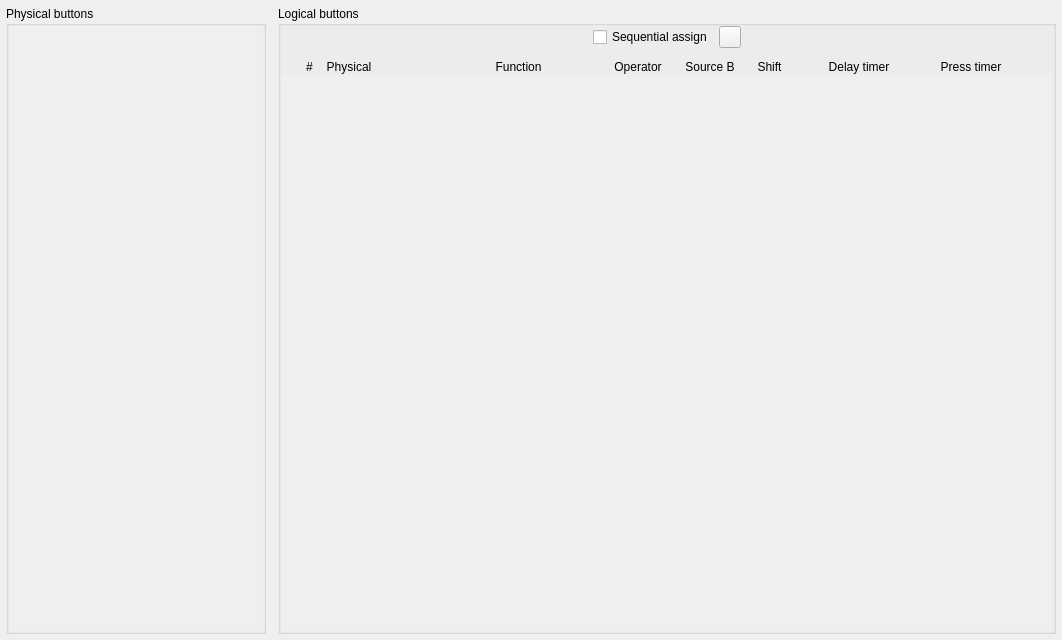
Qt form src/widgets/buttons/buttonconfig.ui (anpeaco/FreeJoyXConfiguratorQt) before a commit.
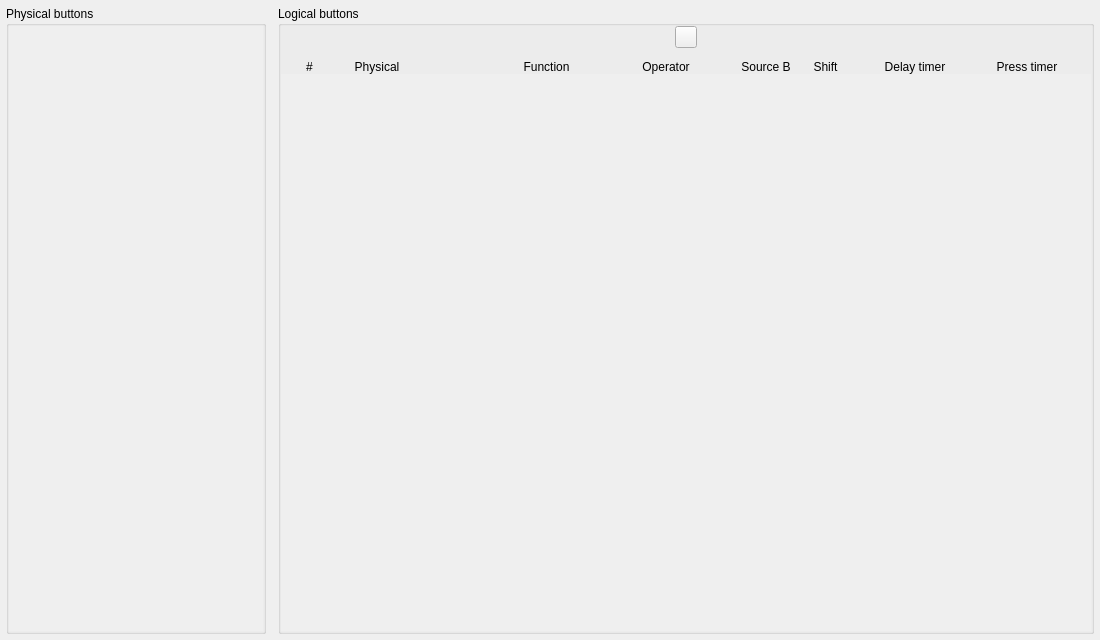
The same form after that commit. Icons and pictures are not drawn.

Commit message:
buttons: per-row listen-for-input rework + header column alignment
Buttons tab gains per-row listen/target buttons (physical + Source B) and reworked Sequential Assign. Adds the two missing 26px header columns for those listen buttons and widens the logical-buttons scroll area colspan 13->15, so the column header lines up with the rows again.

```diff
--- a/src/widgets/buttons/buttonconfig.ui
+++ b/src/widgets/buttons/buttonconfig.ui
@@ -59,7 +59,45 @@
       <property name="verticalSpacing">
        <number>0</number>
       </property>
+      <item row="1" column="2">
+       <widget class="QLabel" name="label_ListenHeader">
+        <property name="sizePolicy">
+         <sizepolicy hsizetype="Fixed" vsizetype="Preferred">
+          <horstretch>0</horstretch>
+          <verstretch>0</verstretch>
+         </sizepolicy>
+        </property>
+        <property name="minimumSize">
+         <size><width>26</width><height>0</height></size>
+        </property>
+        <property name="maximumSize">
+         <size><width>26</width><height>16777215</height></size>
+        </property>
+        <property name="text">
+         <string/>
+        </property>
+       </widget>
+      </item>
       <item row="1" column="9">
+       <widget class="QLabel" name="label_ListenBHeader">
+        <property name="sizePolicy">
+         <sizepolicy hsizetype="Fixed" vsizetype="Preferred">
+          <horstretch>0</horstretch>
+          <verstretch>0</verstretch>
+         </sizepolicy>
+        </property>
+        <property name="minimumSize">
+         <size><width>26</width><height>0</height></size>
+        </property>
+        <property name="maximumSize">
+         <size><width>26</width><height>16777215</height></size>
+        </property>
+        <property name="text">
+         <string/>
+        </property>
+       </widget>
+      </item>
+      <item row="1" column="11">
        <widget class="QLabel" name="label_4">
         <property name="sizePolicy">
          <sizepolicy hsizetype="Fixed" vsizetype="Preferred">
@@ -81,7 +119,7 @@
         </property>
        </widget>
       </item>
-      <item row="1" column="10">
+      <item row="1" column="12">
        <widget class="QLabel" name="label_3">
         <property name="sizePolicy">
          <sizepolicy hsizetype="Fixed" vsizetype="Preferred">
@@ -103,7 +141,7 @@
         </property>
        </widget>
       </item>
-      <item row="1" column="11">
+      <item row="1" column="13">
        <widget class="QLabel" name="label_2">
         <property name="sizePolicy">
          <sizepolicy hsizetype="Fixed" vsizetype="Preferred">
@@ -125,7 +163,7 @@
         </property>
        </widget>
       </item>
-      <item row="1" column="2">
+      <item row="1" column="3">
        <widget class="QLabel" name="label_8">
         <property name="sizePolicy">
          <sizepolicy hsizetype="Fixed" vsizetype="Preferred">
@@ -147,7 +185,7 @@
         </property>
        </widget>
       </item>
-      <item row="1" column="12">
+      <item row="1" column="14">
        <widget class="QLabel" name="label_9">
         <property name="sizePolicy">
          <sizepolicy hsizetype="Expanding" vsizetype="Preferred">
@@ -160,7 +198,7 @@
         </property>
        </widget>
       </item>
-      <item row="1" column="6">
+      <item row="1" column="7">
        <widget class="QLabel" name="label_5">
         <property name="sizePolicy">
          <sizepolicy hsizetype="Fixed" vsizetype="Preferred">
@@ -182,7 +220,7 @@
         </property>
        </widget>
       </item>
-      <item row="1" column="7">
+      <item row="1" column="8">
        <widget class="QLabel" name="label_LogicOp">
         <property name="sizePolicy">
          <sizepolicy hsizetype="Fixed" vsizetype="Preferred">
@@ -204,7 +242,7 @@
         </property>
        </widget>
       </item>
-      <item row="1" column="8">
+      <item row="1" column="10">
        <widget class="QLabel" name="label_SourceB">
         <property name="sizePolicy">
          <sizepolicy hsizetype="Fixed" vsizetype="Preferred">
@@ -226,7 +264,7 @@
         </property>
        </widget>
       </item>
-      <item row="1" column="5">
+      <item row="1" column="6">
        <widget class="QLabel" name="label_6">
         <property name="sizePolicy">
          <sizepolicy hsizetype="Fixed" vsizetype="Preferred">
@@ -257,7 +295,7 @@
         </property>
        </widget>
       </item>
-      <item row="1" column="4">
+      <item row="1" column="5">
        <widget class="QLabel" name="label_10">
         <property name="sizePolicy">
          <sizepolicy hsizetype="Fixed" vsizetype="Preferred">
@@ -317,7 +355,7 @@
         </property>
        </widget>
       </item>
-      <item row="1" column="3">
+      <item row="1" column="4">
        <widget class="QLabel" name="label_7">
         <property name="sizePolicy">
          <sizepolicy hsizetype="Fixed" vsizetype="Preferred">
@@ -352,8 +390,8 @@
            "Clear All" text; relocated to sit immediately after the
            auto-set Info icon, rendered as a square reset-glyph icon
            button to match the calibration column's Reset button. -->
-      <item row="0" column="0" colspan="13">
-       <layout class="QHBoxLayout" name="horizontalLayout_7" stretch="1,0,0,1">
+      <item row="0" column="0" colspan="15">
+       <layout class="QHBoxLayout" name="horizontalLayout_7" stretch="1,0,1">
         <property name="spacing">
          <number>6</number>
         </property>
@@ -376,16 +414,6 @@
           </property>
          </spacer>
         </item>
-        <item>
-         <widget class="QCheckBox" name="checkBox_SeqAssign">
-          <property name="toolTip">
-           <string>&lt;html&gt;&lt;head/&gt;&lt;body&gt;&lt;p&gt;Sequential Assign mode. When on, capturing a press on a row's target button automatically arms the next row, so a flurry of presses fills the logical buttons in order. Click a row's target button to start.&lt;/p&gt;&lt;/body&gt;&lt;/html&gt;</string>
-          </property>
-          <property name="text">
-           <string>Sequential assign</string>
-          </property>
-         </widget>
-        </item>
         <item>
          <widget class="QPushButton" name="pushButton_ClearAllLogical">
           <property name="sizePolicy">
@@ -426,7 +454,7 @@
         </item>
        </layout>
       </item>
-      <item row="2" column="0" colspan="13">
+      <item row="2" column="0" colspan="15">
        <widget class="QScrollArea" name="scrollArea_LogButtons">
         <property name="frameShape">
          <enum>QFrame::NoFrame</enum>
```
Left out of the diff: 2 changed lines with no effect on the pictures. The commit also changes 5 other files.
